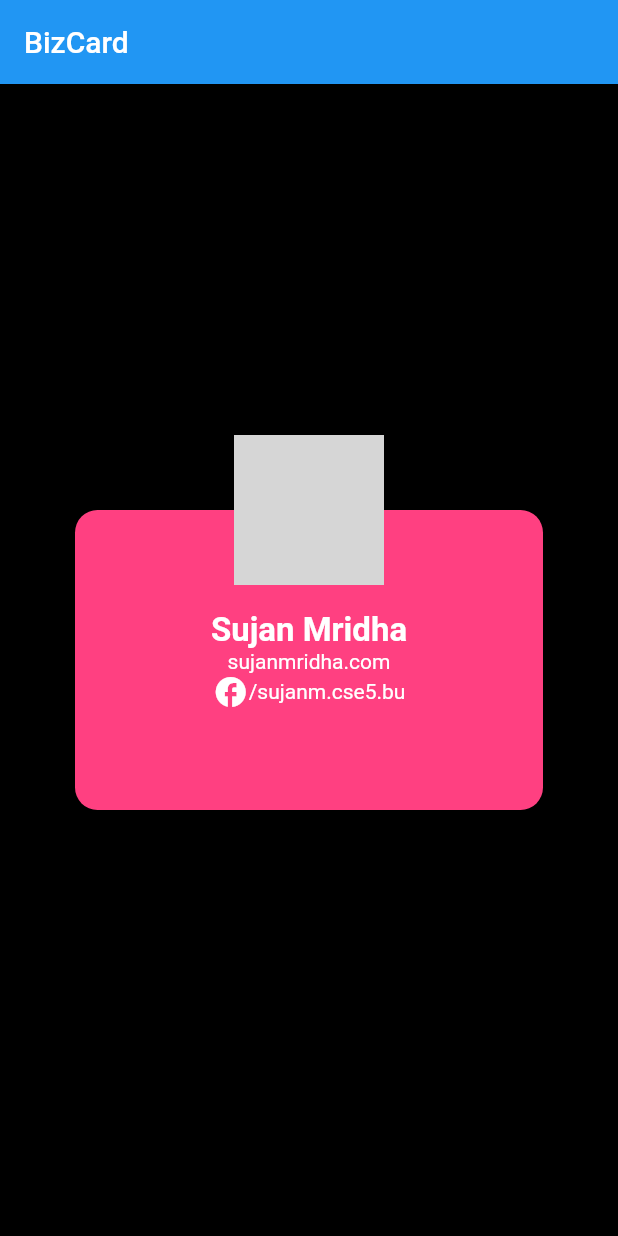
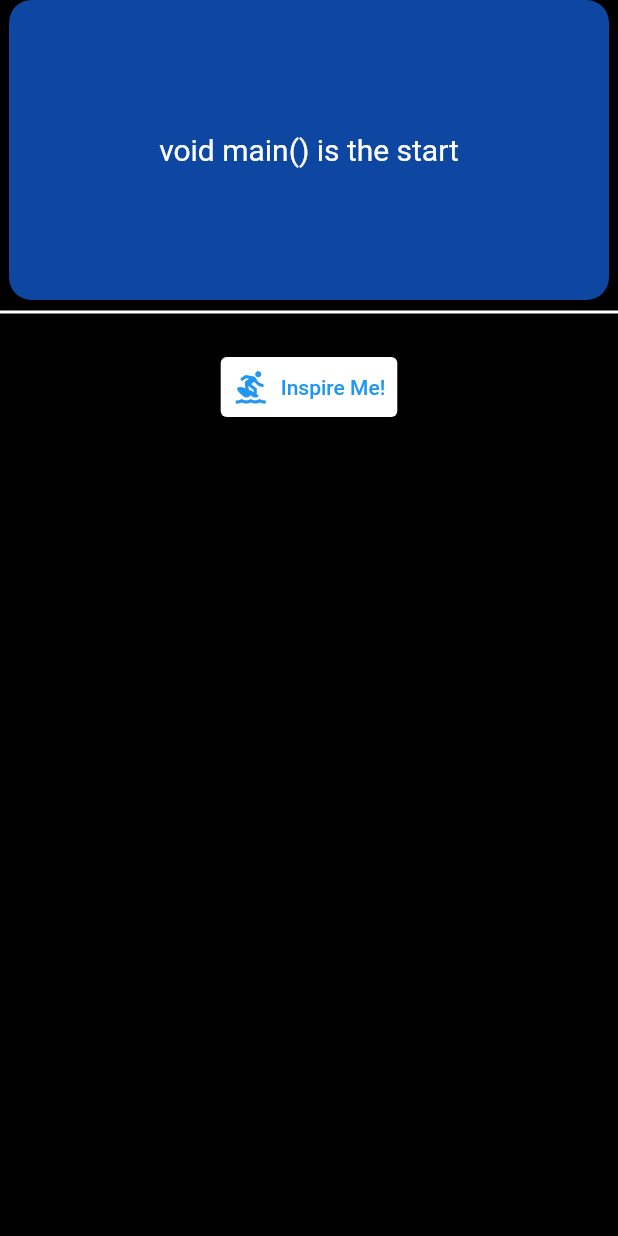
Before and after one commit to sujancse5bu/flutter_practice, a Flutter app: the screen it shows after launch, on a phone screen of 412 x 824 dp. Run offline on Flutter 3.47's test engine with Material 2 defaults, Android fonts, the phone set to English and light mode, and no system bars; grey boxes are pictures that could not be loaded.

Commit message:
stateful-widget-intro

```diff
--- a/lib/main.dart
+++ b/lib/main.dart
@@ -5,7 +5,8 @@ void main() {
   // runApp(const Home());
   runApp(MaterialApp(
     // home: const ScaffoldExample(),
-    home: const BizCard(),
+    // home: const BizCard(),
+    home: const Wisdom(),
     theme: ThemeData(
         textTheme: const TextTheme(
           bodyText1: TextStyle(color: Colors.white),
--- a/lib/ui/home.dart
+++ b/lib/ui/home.dart
@@ -1,4 +1,80 @@
 import 'package:flutter/material.dart';
+
+class Wisdom extends StatefulWidget {
+  const Wisdom({Key? key}) : super(key: key);
+
+  @override
+  _WisdomState createState() => _WisdomState();
+}
+
+class _WisdomState extends State<Wisdom> {
+  int _index = 0;
+  List quotes = [
+    'void main() is the start',
+    'Everything in Flutter is Widget/Component',
+    'runApp() takes three kinds of application',
+    'WidgetsApp - Little bit low level; Not provide inbuild design support',
+    'MaterialApp - build with so much design ',
+    'CupertinoApp - Human interface design',
+    'Changes in runApp() needs to click \'restart\' to see the output.',
+    'Scaffold() widget is kind of structure with some basic widgets',
+    'StatelessWidget - not supposed to change',
+    'Container & Text are the most powerful widgets',
+    'BuildContext - Knows the location of the Widget in the widget tree. It is a widget of widgets!'
+  ];
+
+  @override
+  Widget build(BuildContext context) {
+    return Scaffold(
+        backgroundColor: Colors.black,
+        body: Center(
+          child: Container(
+            child: Column(
+              mainAxisAlignment: MainAxisAlignment.center,
+              children: <Widget>[
+                Container(
+                  height: 200,
+                  width: 400,
+                  decoration: BoxDecoration(
+                      color: Colors.blue[900],
+                      borderRadius: BorderRadius.circular(15)),
+                  child: Center(
+                    child: Padding(
+                      padding: const EdgeInsets.only(left: 10, right: 10),
+                      child: Text(
+                        quotes[_index],
+                        style: const TextStyle(fontSize: 20),
+                      ),
+                    ),
+                  ),
+                ),
+                const Divider(
+                  thickness: 2,
+                  color: Colors.white,
+                ),
+                Padding(
+                  padding: const EdgeInsets.only(top: 18.0),
+                  child: TextButton.icon(
+                      onPressed: _showQuote,
+                      icon: const Icon(Icons.surfing),
+                      label: const Text('Inspire Me!'),
+                      style: ButtonStyle(
+                          backgroundColor:
+                              MaterialStateProperty.all(Colors.white))),
+                ),
+                Spacer()
+              ],
+            ),
+          ),
+        ));
+  }
+
+  void _showQuote() {
+    setState(() {
+      _index = ++_index % quotes.length;
+    });
+  }
+}
 
 class BizCard extends StatelessWidget {
   const BizCard({Key? key}) : super(key: key);
```
